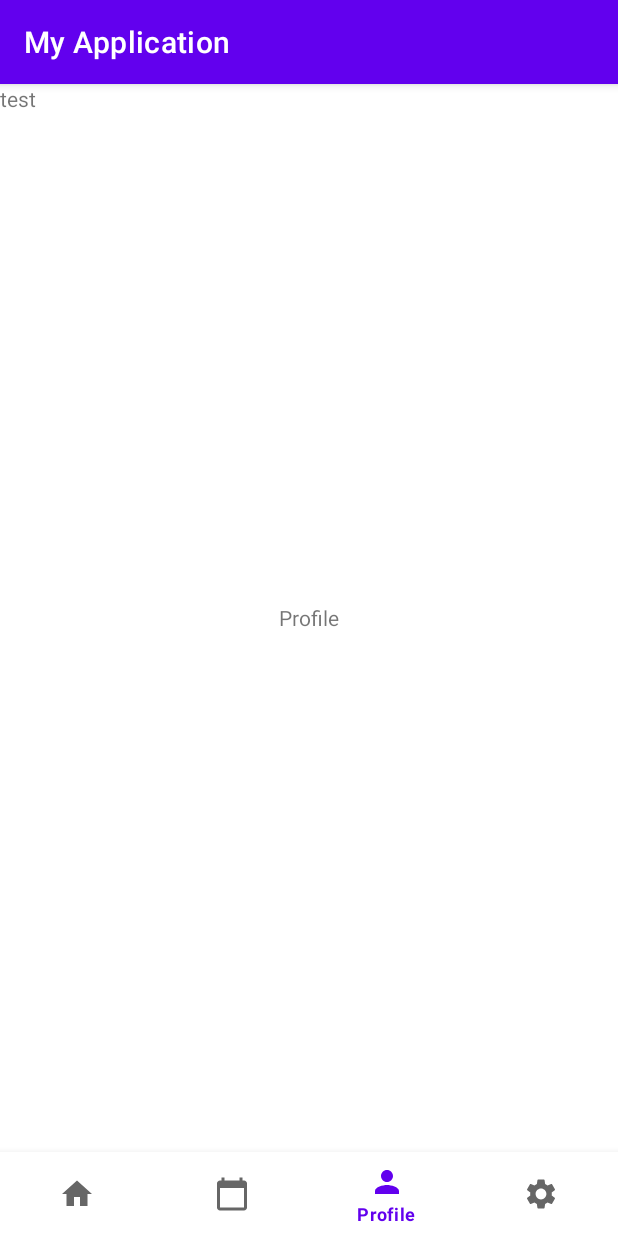
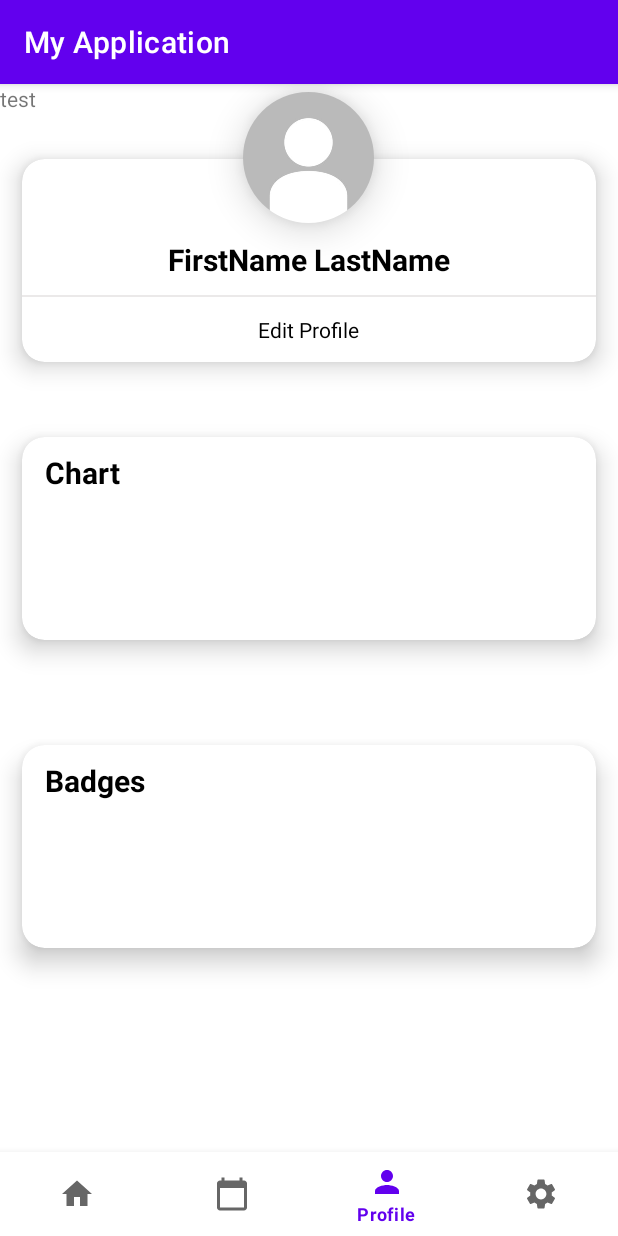
Before and after one commit to TarenChen/4630f2021, an Android app: the screen it shows after launch (MainActivity), item 3 of the bottom bar chosen, on a phone screen of 412 x 824 dp. Run offline under Robolectric (Android 15) with nearby library versions, the phone set to English and light mode, and no system bars.

Commit message:
profile layout

```diff
--- a/project/project-repo/app/build.gradle
+++ b/project/project-repo/app/build.gradle
@@ -28,7 +28,6 @@ android {
 }
 
 dependencies {
-
     implementation 'androidx.appcompat:appcompat:1.2.0'
     implementation 'com.google.android.material:material:1.3.0'
     implementation 'androidx.constraintlayout:constraintlayout:2.0.4'
--- a/project/project-repo/app/src/main/AndroidManifest.xml
+++ b/project/project-repo/app/src/main/AndroidManifest.xml
@@ -10,6 +10,9 @@
         android:supportsRtl="true"
         android:theme="@style/Theme.MyApplication">
         <activity
+            android:name=".fragments.ProfileActivity"
+            android:exported="true" />
+        <activity
             android:name=".MainActivity"
             android:exported="true">
             <intent-filter>
--- a/project/project-repo/app/src/main/res/layout/fragment_profile.xml
+++ b/project/project-repo/app/src/main/res/layout/fragment_profile.xml
@@ -3,16 +3,138 @@
     xmlns:tools="http://schemas.android.com/tools"
     android:layout_width="match_parent"
     android:layout_height="match_parent"
+    xmlns:app="http://schemas.android.com/apk/res-auto"
     tools:context=".fragments.ProfileFragment">
 
     <RelativeLayout
         android:layout_width="match_parent"
         android:layout_height="match_parent">
-        <TextView
-            android:layout_width="wrap_content"
-            android:layout_height="wrap_content"
-            android:layout_centerInParent="true"
-            android:text="Profile" />
+
+        <com.google.android.material.imageview.ShapeableImageView
+            android:layout_width="98dp"
+            android:layout_height="98dp"
+            android:layout_centerHorizontal="true"
+            android:elevation="15dp"
+            android:padding="5dp"
+            android:src="@drawable/defaultprofilepicture"
+            app:shapeAppearanceOverlay="@style/ShapeAppearanceOverlay.App.CornerSize50Percent" />
+
+        <androidx.cardview.widget.CardView
+            android:id="@+id/profileInfo"
+            android:layout_width="match_parent"
+            android:layout_height="175dp"
+            android:layout_marginTop="30dp"
+            app:cardCornerRadius="15dp"
+            app:cardElevation="10dp"
+            app:cardUseCompatPadding="true">
+
+            <LinearLayout
+                android:layout_width="match_parent"
+                android:layout_height="match_parent"
+                android:layout_marginTop="23dp"
+                android:orientation="vertical"
+                android:clickable="true"
+                android:focusable="true">
+
+                <TextView
+                    android:layout_width="match_parent"
+                    android:layout_height="wrap_content"
+                    android:layout_marginTop="30dp"
+                    android:layout_marginBottom="10dp"
+                    android:gravity="center"
+                    android:text="FirstName LastName"
+                    android:textColor="@color/black"
+                    android:textSize="20sp"
+                    android:textStyle="bold" />
+
+                <View
+                    android:layout_width="match_parent"
+                    android:layout_height="1dp"
+                    android:background="#79D6D1D1" />
+
+                <LinearLayout
+                    android:layout_width="match_parent"
+                    android:layout_height="match_parent"
+                    android:gravity="center"
+                    android:orientation="horizontal"
+                    android:weightSum="3">
+
+                    <TextView
+                        android:layout_width="0dp"
+                        android:layout_height="wrap_content"
+                        android:layout_weight="1"
+                        android:gravity="center"
+                        android:text="Edit Profile"
+                        android:textColor="@color/black"
+                        android:textSize="14sp" />
+
+                </LinearLayout>
+
+            </LinearLayout>
+
+        </androidx.cardview.widget.CardView>
+
+        <androidx.cardview.widget.CardView
+            android:id="@+id/profileChart"
+            android:layout_width="match_parent"
+            android:layout_height="175dp"
+            android:layout_below="@id/profileInfo"
+            android:layout_marginTop="10dp"
+            app:cardCornerRadius="15dp"
+            app:cardElevation="10dp"
+            app:cardUseCompatPadding="true">
+
+            <LinearLayout
+                android:layout_width="match_parent"
+                android:layout_height="match_parent"
+                android:layout_marginTop="10dp"
+                android:orientation="vertical">
+
+                <TextView
+                    android:layout_width="match_parent"
+                    android:layout_height="wrap_content"
+                    android:layout_marginStart="15dp"
+                    android:gravity="start"
+                    android:text="Chart"
+                    android:textColor="@color/black"
+                    android:textSize="20sp"
+                    android:textStyle="bold" />
+
+            </LinearLayout>
+
+        </androidx.cardview.widget.CardView>
+
+        <androidx.cardview.widget.CardView
+            android:id="@+id/profileBadges"
+            android:layout_width="match_parent"
+            android:layout_height="175dp"
+            android:layout_below="@id/profileChart"
+            android:layout_marginTop="30dp"
+            app:cardCornerRadius="15dp"
+            app:cardElevation="10dp"
+            app:cardUseCompatPadding="true">
+
+            <LinearLayout
+                android:layout_width="match_parent"
+                android:layout_height="match_parent"
+                android:layout_marginTop="10dp"
+                android:orientation="vertical">
+
+                <TextView
+                    android:layout_width="match_parent"
+                    android:layout_height="wrap_content"
+                    android:layout_marginStart="15dp"
+                    android:gravity="start"
+                    android:text="Badges"
+                    android:textColor="@color/black"
+                    android:textSize="20sp"
+                    android:textStyle="bold" />
+
+            </LinearLayout>
+
+        </androidx.cardview.widget.CardView>
+
+
     </RelativeLayout>
 
 </FrameLayout>
--- /dev/null
+++ b/project/project-repo/app/src/main/res/values/style.xml
@@ -0,0 +1,6 @@
+<?xml version="1.0" encoding="utf-8"?>
+<resources>
+    <style name="ShapeAppearanceOverlay.App.CornerSize50Percent" parent="">
+        <item name="cornerSize">50%</item>
+    </style>
+</resources>
```
Also changed, not shown: project/project-repo/app/src/main/res/drawable-v24/defaultprofilepicture.jpg (added).
